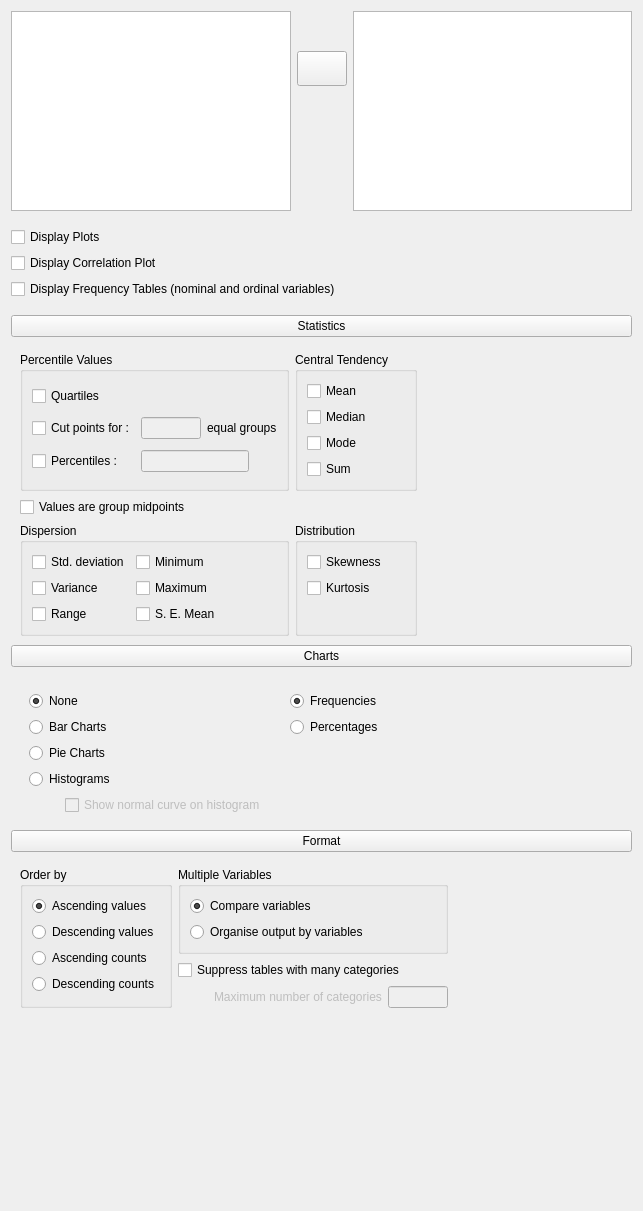
Before: the Qt Designer form JASP-Desktop/analysisforms/descriptivesform.ui in jasp-stats/jasp-desktop, drawn with Qt 5.
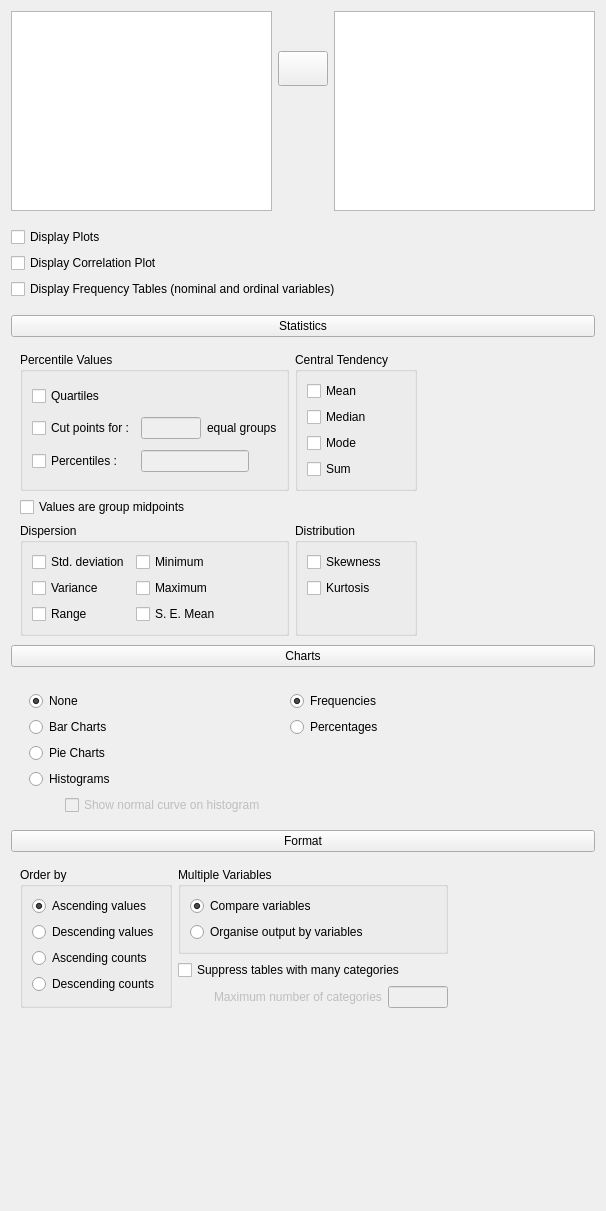
After: the same form once the commit is applied. Custom widgets are drawn as their Qt base class.

The edit to the form file:
```diff
--- a/JASP-Desktop/analysisforms/descriptivesform.ui
+++ b/JASP-Desktop/analysisforms/descriptivesform.ui
@@ -6,7 +6,7 @@
    <rect>
     <x>0</x>
     <y>0</y>
-    <width>643</width>
+    <width>606</width>
     <height>1211</height>
    </rect>
   </property>
@@ -26,7 +26,7 @@
    <item>
     <widget class="QWidget" name="topWidget" native="true">
      <property name="sizePolicy">
-      <sizepolicy hsizetype="Preferred" vsizetype="Fixed">
+      <sizepolicy hsizetype="Expanding" vsizetype="Fixed">
        <horstretch>0</horstretch>
        <verstretch>0</verstretch>
       </sizepolicy>
@@ -47,14 +47,14 @@
       <item>
        <widget class="AvailableFieldsListView" name="listAvailableFields">
         <property name="sizePolicy">
-         <sizepolicy hsizetype="Expanding" vsizetype="Fixed">
+         <sizepolicy hsizetype="Preferred" vsizetype="Fixed">
           <horstretch>0</horstretch>
           <verstretch>0</verstretch>
          </sizepolicy>
         </property>
         <property name="minimumSize">
          <size>
-          <width>210</width>
+          <width>0</width>
           <height>200</height>
          </size>
         </property>
@@ -150,14 +150,14 @@
       <item>
        <widget class="BoundListView" name="variables">
         <property name="sizePolicy">
-         <sizepolicy hsizetype="Expanding" vsizetype="Fixed">
+         <sizepolicy hsizetype="Preferred" vsizetype="Fixed">
           <horstretch>0</horstretch>
           <verstretch>0</verstretch>
          </sizepolicy>
         </property>
         <property name="minimumSize">
          <size>
-          <width>210</width>
+          <width>0</width>
           <height>200</height>
          </size>
         </property>
```
